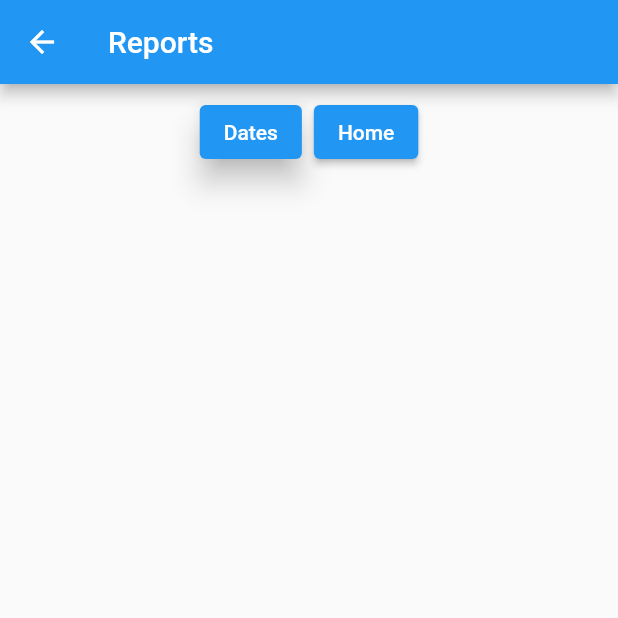
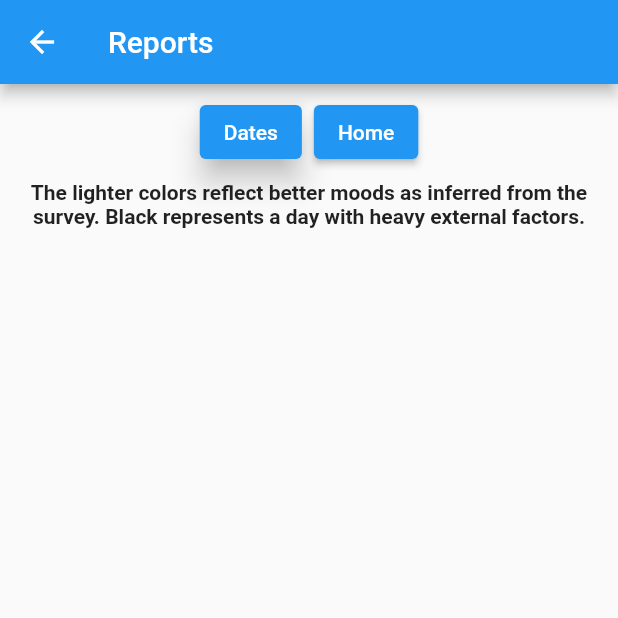
Before and after one commit to intrlocutr/untether, a Flutter app: the ReportPage screen opened by its route, on a phone screen of 412 x 824 dp, the top half of it. Run offline on Flutter 3.47's test engine with Material 2 defaults, Android fonts, the phone set to English and light mode, and no system bars; our stand-ins replace charts_flutter, sqflite; accounts and stored records are empty.

Commit message:
Text box

```diff
--- a/lib/main.dart
+++ b/lib/main.dart
@@ -338,7 +338,13 @@ class _ReportPageState extends State<ReportPage> with RestorationMixin {
           ),
           chartData.isNotEmpty
               ? Container(height: 200, child: SimpleBarChart.withSampleData(chartData))
-              : const SizedBox.shrink()
+              : const SizedBox.shrink(),
+          const Text(
+            'The lighter colors reflect better moods as inferred from the survey. Black represents a day with heavy external factors. ',
+            textAlign: TextAlign.center,
+            overflow: TextOverflow.visible,
+            style: TextStyle(fontWeight: FontWeight.bold),
+          ),
         ]));
   }
 }
```
